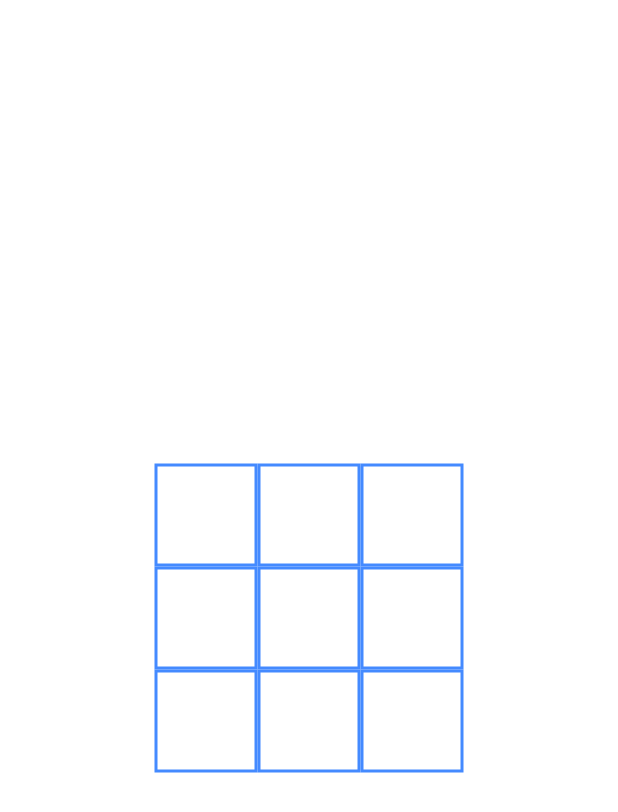
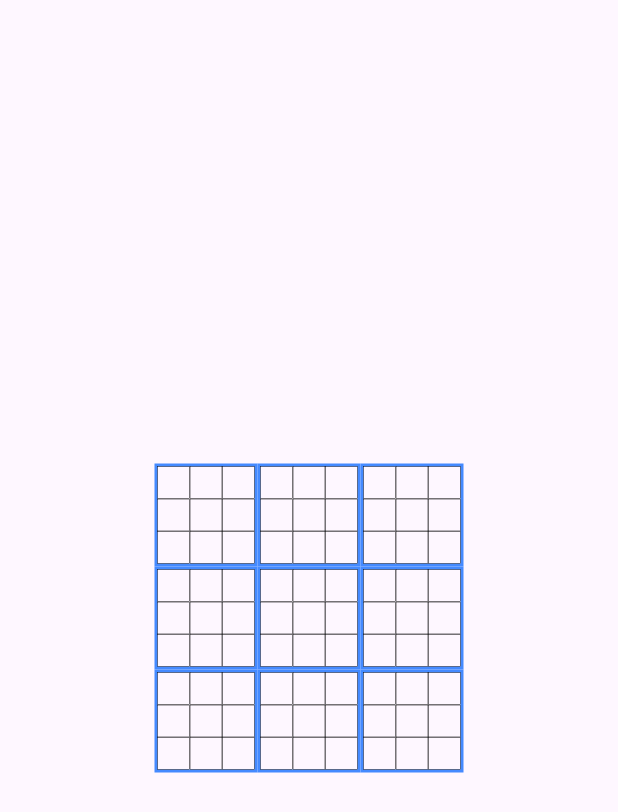
Before and after one commit to lszyyy/sudokuszy, a Flutter app: the screen it shows after launch, on a phone screen of 412 x 824 dp. Shown: the top 812 px of the screen. Run offline on Flutter 3.47's test engine with Material 3 defaults, Android fonts, the phone set to English and light mode, and no system bars.

Commit message:
Resolves 2

```diff
--- a/lib/grid.dart
+++ b/lib/grid.dart
@@ -1,4 +1,6 @@
 import 'package:flutter/material.dart';
+
+import 'innerGrid.dart';
 
 class GridScreen extends StatelessWidget {
   @override
@@ -16,21 +18,24 @@ class GridScreen extends StatelessWidget {
     // Définition de la taille de la grille (moitié de l'écran)
     double boxSize = (width < height ? width : height) / 6;
 
-    return Center(
+    return Scaffold(
+      body: Center(
         child: SizedBox(
           height: boxSize * 3,
           width: boxSize * 3,
           child: GridView.count(
             crossAxisCount: 3,
-          children: List.generate(9, (x) {
+            children: List.generate(9, (index) {
               return Container(
                 width: boxSize,
                 height: boxSize,
                 decoration: BoxDecoration(
                   border: Border.all(color: Colors.blueAccent, width: 2),
                 ),
+                child: InnerGrid(boxSize: boxSize), // Ajout de la grille interne
               );
             }),
+          ),
         ),
       ),
     );
--- /dev/null
+++ b/lib/innerGrid.dart
@@ -0,0 +1,24 @@
+import 'package:flutter/material.dart';
+
+class InnerGrid extends StatelessWidget {
+  final double boxSize;
+
+  const InnerGrid({super.key, required this.boxSize});
+
+  @override
+  Widget build(BuildContext context) {
+    return GridView.count(
+      crossAxisCount: 3,
+      physics: NeverScrollableScrollPhysics(), // Désactive le défilement
+      children: List.generate(9, (index) {
+        return Container(
+          width: boxSize / 3,
+          height: boxSize / 3,
+          decoration: BoxDecoration(
+            border: Border.all(color: Colors.black, width: 0.3),
+          ),
+        );
+      }),
+    );
+  }
+}
```
Lines whose indentation alone changed are shown as unchanged.
